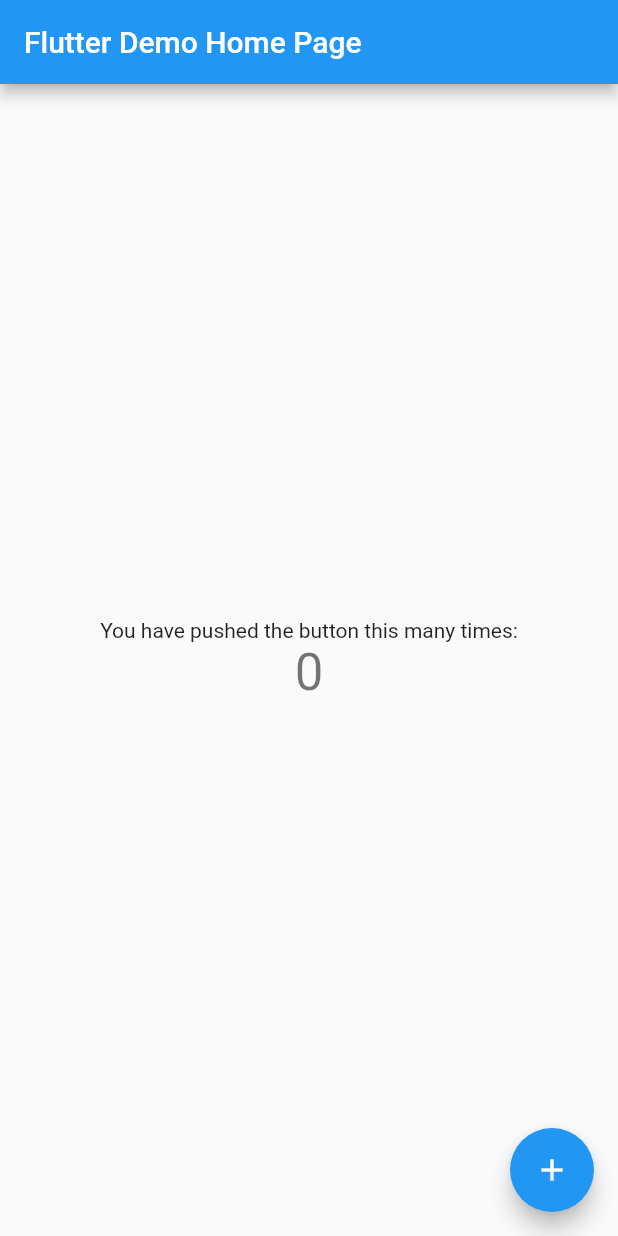
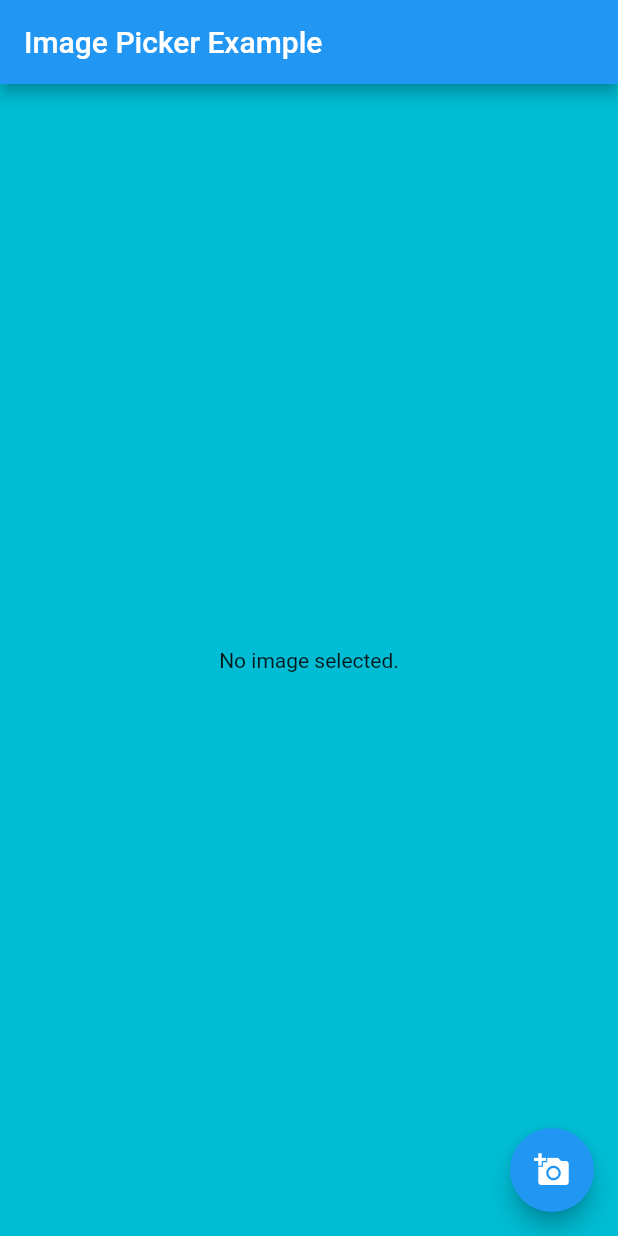
Before and after one commit to SDxBacon/flutter-ios-13-png-missing-transparency, a Flutter app: the screen it shows after launch, on a phone screen of 412 x 824 dp. Run offline on Flutter 3.47's test engine with Material 2 defaults, Android fonts, the phone set to English and light mode, and no system bars; our stand-ins replace image_picker.

Commit message:
update dart and README

```diff
--- a/lib/main.dart
+++ b/lib/main.dart
@@ -1,4 +1,8 @@
+import 'dart:io';
+import 'dart:typed_data';
+
 import 'package:flutter/material.dart';
+import 'package:image_picker/image_picker.dart';
 
 void main() => runApp(MyApp());
 
@@ -20,92 +24,50 @@ class MyApp extends StatelessWidget {
         // is not restarted.
         primarySwatch: Colors.blue,
       ),
-      home: MyHomePage(title: 'Flutter Demo Home Page'),
+      home: MyHomePage(),
     );
   }
 }
 
 class MyHomePage extends StatefulWidget {
-  MyHomePage({Key key, this.title}) : super(key: key);
-
-  // This widget is the home page of your application. It is stateful, meaning
-  // that it has a State object (defined below) that contains fields that affect
-  // how it looks.
-
-  // This class is the configuration for the state. It holds the values (in this
-  // case the title) provided by the parent (in this case the App widget) and
-  // used by the build method of the State. Fields in a Widget subclass are
-  // always marked "final".
-
-  final String title;
-
   @override
   _MyHomePageState createState() => _MyHomePageState();
 }
 
 class _MyHomePageState extends State<MyHomePage> {
-  int _counter = 0;
+  Uint8List _image;
 
-  void _incrementCounter() {
+  Future getImage() async {
+    RegExp exp = new RegExp(r".jpg$");
+    File image = await ImagePicker.pickImage(source: ImageSource.gallery );
+    Uint8List bytes = await image?.readAsBytes();
+
+    print('Is your photo become JPEG? ${exp.hasMatch(image.path)}');
+
     setState(() {
-      // This call to setState tells the Flutter framework that something has
-      // changed in this State, which causes it to rerun the build method below
-      // so that the display can reflect the updated values. If we changed
-      // _counter without calling setState(), then the build method would not be
-      // called again, and so nothing would appear to happen.
-      _counter++;
+      _image = bytes;
     });
   }
 
   @override
   Widget build(BuildContext context) {
-    // This method is rerun every time setState is called, for instance as done
-    // by the _incrementCounter method above.
-    //
-    // The Flutter framework has been optimized to make rerunning build methods
-    // fast, so that you can just rebuild anything that needs updating rather
-    // than having to individually change instances of widgets.
     return Scaffold(
       appBar: AppBar(
-        // Here we take the value from the MyHomePage object that was created by
-        // the App.build method, and use it to set our appbar title.
-        title: Text(widget.title),
+        title: Text('Image Picker Example'),
       ),
-      body: Center(
-        // Center is a layout widget. It takes a single child and positions it
-        // in the middle of the parent.
-        child: Column(
-          // Column is also a layout widget. It takes a list of children and
-          // arranges them vertically. By default, it sizes itself to fit its
-          // children horizontally, and tries to be as tall as its parent.
-          //
-          // Invoke "debug painting" (press "p" in the console, choose the
-          // "Toggle Debug Paint" action from the Flutter Inspector in Android
-          // Studio, or the "Toggle Debug Paint" command in Visual Studio Code)
-          // to see the wireframe for each widget.
-          //
-          // Column has various properties to control how it sizes itself and
-          // how it positions its children. Here we use mainAxisAlignment to
-          // center the children vertically; the main axis here is the vertical
-          // axis because Columns are vertical (the cross axis would be
-          // horizontal).
-          mainAxisAlignment: MainAxisAlignment.center,
-          children: <Widget>[
-            Text(
-              'You have pushed the button this many times:',
-            ),
-            Text(
-              '$_counter',
-              style: Theme.of(context).textTheme.display1,
-            ),
-          ],
-        ),
+      body: Container(
+        color: Colors.cyan,
+        child: Center(
+          child: _image == null
+              ? Text('No image selected.')
+              : Image.memory(_image),
+        )
       ),
       floatingActionButton: FloatingActionButton(
-        onPressed: _incrementCounter,
-        tooltip: 'Increment',
-        child: Icon(Icons.add),
-      ), // This trailing comma makes auto-formatting nicer for build methods.
+        onPressed: getImage,
+        tooltip: 'Pick Image',
+        child: Icon(Icons.add_a_photo),
+      ),
     );
   }
 }
```
Also changed, not shown: pubspec.lock, 10 other files.
